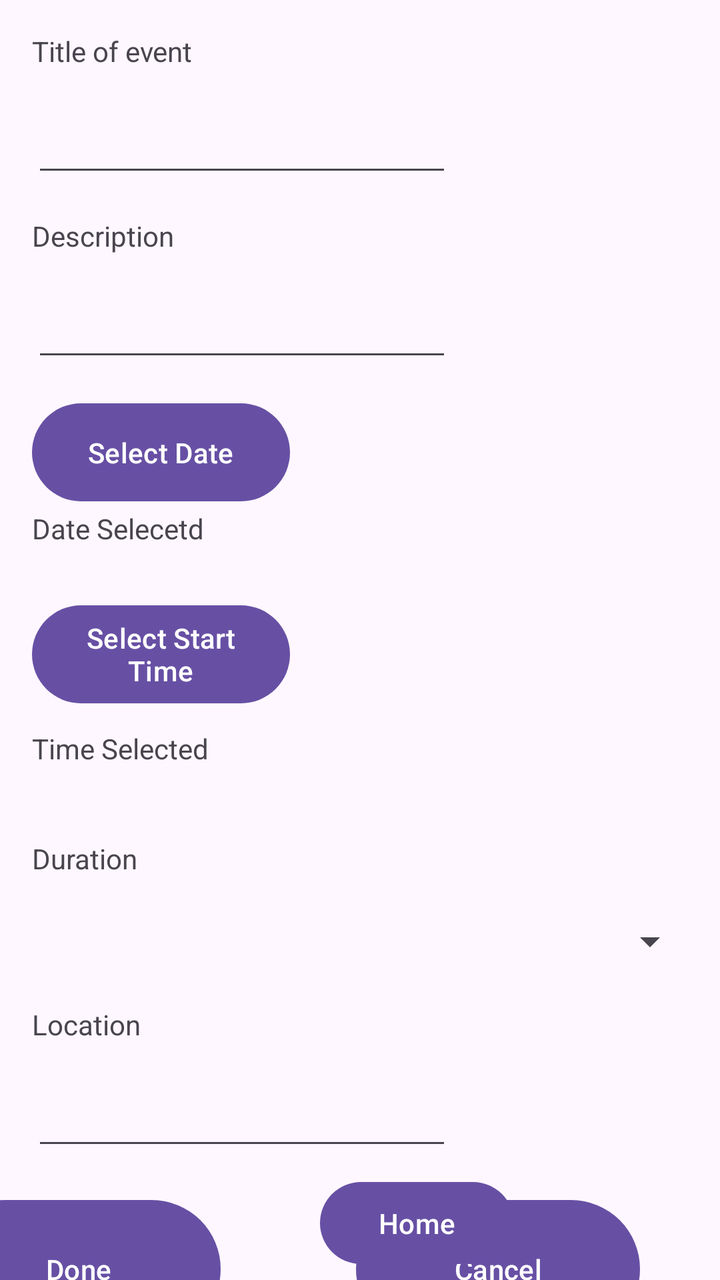
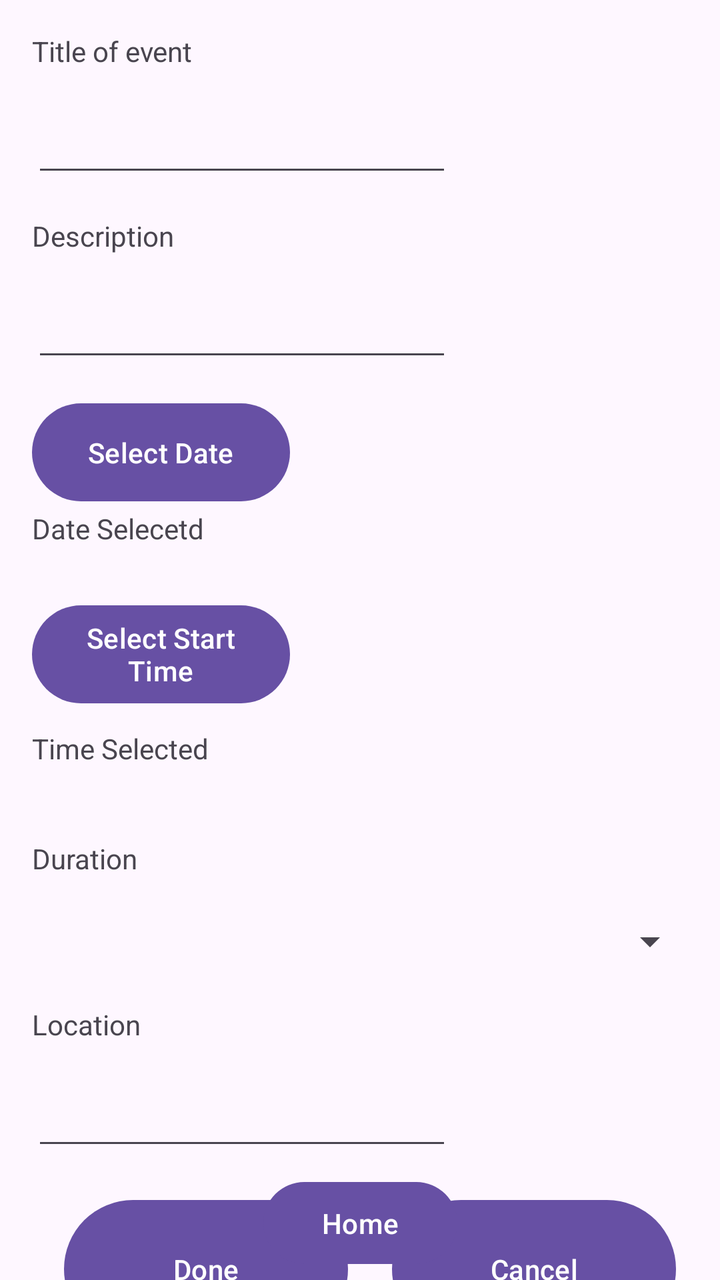

Before-and-after screenshots of an Android layout around one commit, followed by the original layout XML and the change that was made.
<!-- AndroidManifest.xml: application theme Theme.AppInterface1 -->
<!-- res/layout/activity_set_reminders.xml -->
<?xml version="1.0" encoding="utf-8"?>
<androidx.constraintlayout.widget.ConstraintLayout xmlns:android="http://schemas.android.com/apk/res/android"
    xmlns:app="http://schemas.android.com/apk/res-auto"
    xmlns:tools="http://schemas.android.com/tools"
    android:id="@+id/main"
    android:layout_width="match_parent"
    android:layout_height="match_parent"
    tools:context=".setReminders">

  <Button
      android:id="@+id/btnDone"
      android:layout_width="142dp"
      android:layout_height="77dp"
      android:layout_marginTop="16dp"
      android:layout_marginEnd="68dp"
      android:onClick="done"
      android:text="Done"
      app:layout_constraintEnd_toStartOf="@+id/btnCancel"
      app:layout_constraintTop_toBottomOf="@+id/uiLocation" />

  <EditText
      android:id="@+id/uiDescription"
      android:layout_width="wrap_content"
      android:layout_height="wrap_content"
      android:layout_marginStart="16dp"
      android:ems="10"
      app:layout_constraintStart_toStartOf="parent"
      app:layout_constraintTop_toBottomOf="@+id/textDescription" />

  <EditText
      android:id="@+id/uiTitle"
      android:layout_width="wrap_content"
      android:layout_height="wrap_content"
      android:layout_marginStart="16dp"
      android:ems="10"
      app:layout_constraintStart_toStartOf="parent"
      app:layout_constraintTop_toBottomOf="@+id/textTitle" />

  <EditText
      android:id="@+id/uiLocation"
      android:layout_width="wrap_content"
      android:layout_height="wrap_content"
      android:layout_marginStart="16dp"
      android:ems="10"
      app:layout_constraintStart_toStartOf="parent"
      app:layout_constraintTop_toBottomOf="@+id/textLocation" />

  <TextView
      android:id="@+id/textDescription"
      android:layout_width="218dp"
      android:layout_height="36dp"
      android:layout_marginStart="16dp"
      android:layout_marginTop="15dp"
      android:text="Description"
      app:layout_constraintStart_toStartOf="parent"
      app:layout_constraintTop_toBottomOf="@+id/uiTitle" />

  <TextView
      android:id="@+id/textTitle"
      android:layout_width="218dp"
      android:layout_height="36dp"
      android:layout_marginStart="16dp"
      android:layout_marginTop="16dp"
      android:text="Title of event"
      app:layout_constraintStart_toStartOf="parent"
      app:layout_constraintTop_toTopOf="parent" />

  <TextView
      android:id="@+id/textDateSelected"
      android:layout_width="218dp"
      android:layout_height="36dp"
      android:layout_marginStart="16dp"
      android:text="Date Selecetd"
      app:layout_constraintStart_toStartOf="parent"
      app:layout_constraintTop_toBottomOf="@+id/uiSelectDate" />

  <TextView
      android:id="@+id/textTimeStartSelected"
      android:layout_width="160dp"
      android:layout_height="36dp"
      android:layout_marginStart="16dp"
      android:layout_marginTop="9dp"
      android:text="Time Selected"
      app:layout_constraintStart_toStartOf="parent"
      app:layout_constraintTop_toBottomOf="@+id/uiSelectStartTime" />

  <TextView
      android:id="@+id/textLocation"
      android:layout_width="218dp"
      android:layout_height="36dp"
      android:layout_marginStart="16dp"
      android:layout_marginTop="19dp"
      android:text="Location"
      app:layout_constraintStart_toStartOf="parent"
      app:layout_constraintTop_toBottomOf="@+id/dropdownDuration" />

  <TextView
      android:id="@+id/textDuration"
      android:layout_width="106dp"
      android:layout_height="29dp"
      android:layout_marginStart="16dp"
      android:layout_marginTop="19dp"
      android:text="Duration"
      app:layout_constraintStart_toStartOf="parent"
      app:layout_constraintTop_toBottomOf="@+id/textTimeStartSelected" />

  <Spinner
      android:id="@+id/dropdownDuration"
      android:layout_width="333dp"
      android:layout_height="26dp"
      android:layout_marginStart="16dp"
      android:layout_marginTop="9dp"
      android:spinnerMode="dropdown"
      app:layout_constraintStart_toStartOf="parent"
      app:layout_constraintTop_toBottomOf="@+id/textDuration" />

  <Button
      android:id="@+id/btnCancel"
      android:layout_width="142dp"
      android:layout_height="77dp"
      android:layout_marginTop="16dp"
      android:layout_marginEnd="40dp"
      android:onClick="cancel"
      android:text="Cancel"
      app:layout_constraintEnd_toEndOf="parent"
      app:layout_constraintTop_toBottomOf="@+id/uiLocation" />

  <Button
      android:id="@+id/uiSelectDate"
      android:layout_width="129dp"
      android:layout_height="57dp"
      android:layout_marginStart="16dp"
      android:layout_marginTop="12dp"
      android:onClick="selectDate"
      android:text="Select Date"
      app:layout_constraintStart_toStartOf="parent"
      app:layout_constraintTop_toBottomOf="@+id/uiDescription" />

  <Button
      android:id="@+id/uiSelectStartTime"
      android:layout_width="129dp"
      android:layout_height="57dp"
      android:layout_marginStart="16dp"
      android:layout_marginTop="8dp"
      android:onClick="selectStartTime"
      android:text="Select Start Time"
      app:layout_constraintStart_toStartOf="parent"
      app:layout_constraintTop_toBottomOf="@+id/textDateSelected" />

  <Button
      android:id="@+id/uiHome"
      android:layout_width="97dp"
      android:layout_height="49dp"
      android:layout_marginStart="160dp"
      android:layout_marginEnd="154dp"
      android:layout_marginBottom="4dp"
      android:onClick="home"
      android:text="Home"
      app:layout_constraintBottom_toBottomOf="parent"
      app:layout_constraintEnd_toEndOf="parent"
      app:layout_constraintHorizontal_bias="0.0"
      app:layout_constraintStart_toStartOf="parent" />

</androidx.constraintlayout.widget.ConstraintLayout>
<!-- resources referenced by this layout -->
<resources>
  <style name="Theme.AppInterface1" parent="Base.Theme.AppInterface1" />
  <style name="Base.Theme.AppInterface1" parent="Theme.Material3.DayNight.NoActionBar">
          
          
      </style>
</resources>

<!-- the commit's change to res/layout/activity_set_reminders.xml (unified diff, before → after) -->
@@ -11,11 +11,11 @@
       android:id="@+id/btnDone"
       android:layout_width="142dp"
       android:layout_height="77dp"
+      android:layout_marginStart="32dp"
       android:layout_marginTop="16dp"
-      android:layout_marginEnd="68dp"
       android:onClick="done"
       android:text="Done"
-      app:layout_constraintEnd_toStartOf="@+id/btnCancel"
+      app:layout_constraintStart_toStartOf="parent"
       app:layout_constraintTop_toBottomOf="@+id/uiLocation" />
 
   <EditText
@@ -119,10 +119,10 @@
       android:layout_width="142dp"
       android:layout_height="77dp"
       android:layout_marginTop="16dp"
-      android:layout_marginEnd="40dp"
       android:onClick="cancel"
       android:text="Cancel"
       app:layout_constraintEnd_toEndOf="parent"
+      app:layout_constraintStart_toEndOf="@+id/btnDone"
       app:layout_constraintTop_toBottomOf="@+id/uiLocation" />
 
   <Button
@@ -151,14 +151,11 @@
       android:id="@+id/uiHome"
       android:layout_width="97dp"
       android:layout_height="49dp"
-      android:layout_marginStart="160dp"
-      android:layout_marginEnd="154dp"
       android:layout_marginBottom="4dp"
       android:onClick="home"
       android:text="Home"
       app:layout_constraintBottom_toBottomOf="parent"
       app:layout_constraintEnd_toEndOf="parent"
-      app:layout_constraintHorizontal_bias="0.0"
       app:layout_constraintStart_toStartOf="parent" />
 
 </androidx.constraintlayout.widget.ConstraintLayout>
